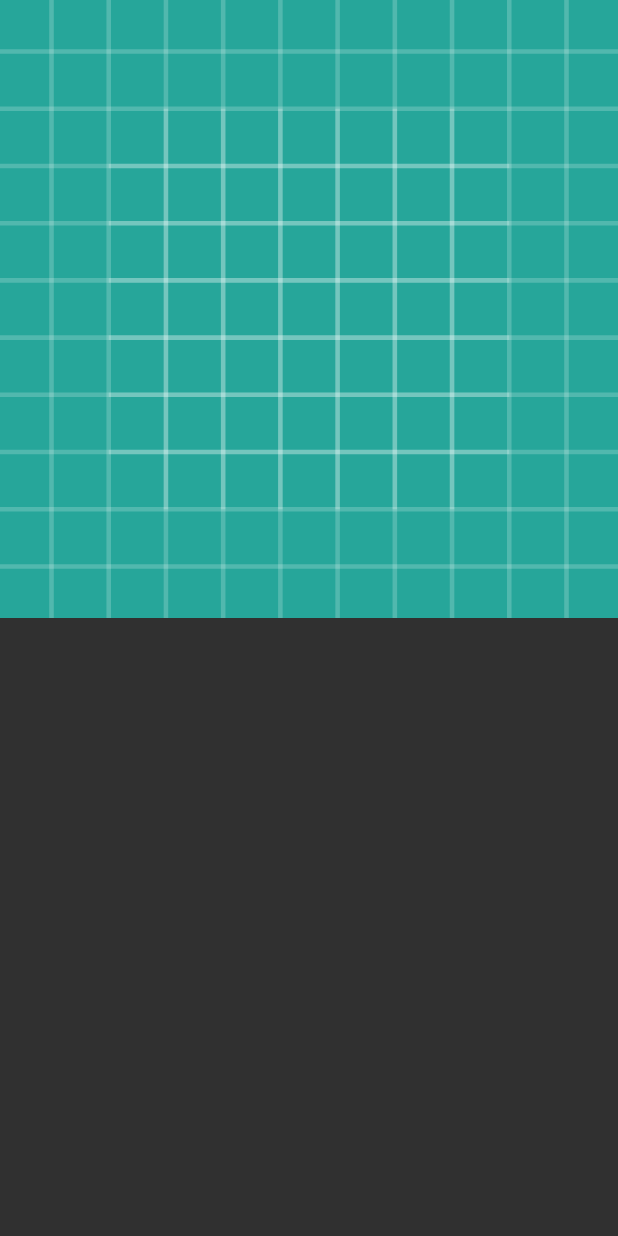
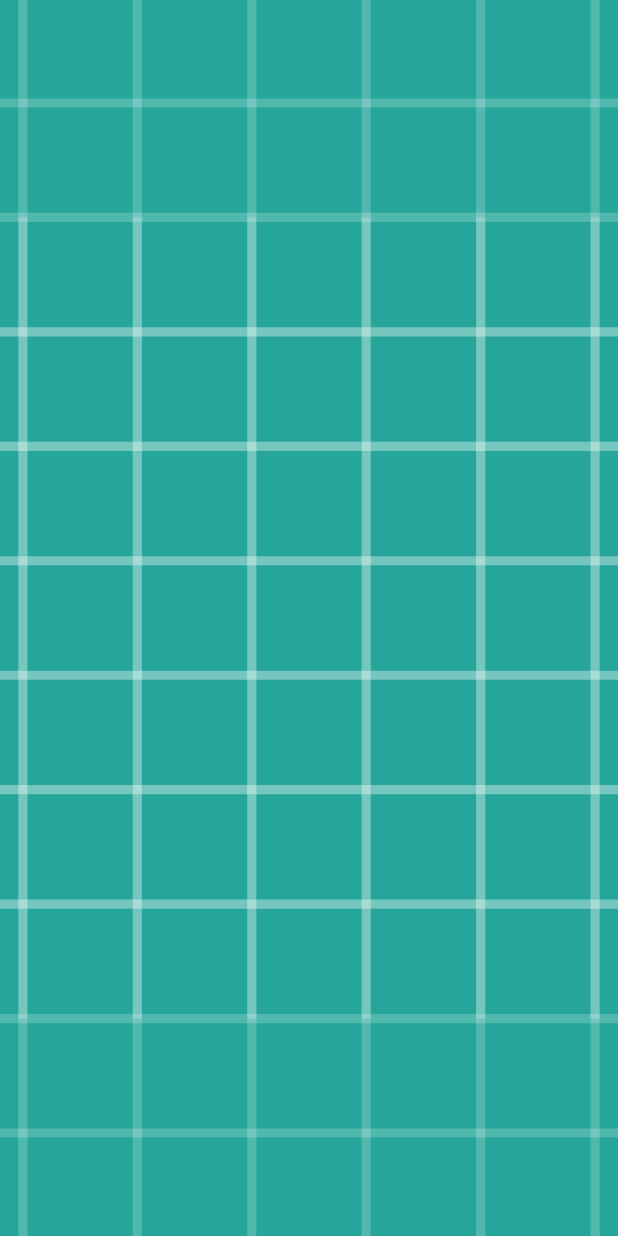
Before and after one commit to disney50/CameraApp, an Android app: the layout gallery_item.xml on its own in the app's theme, with its tools: preview values and no code run, on a phone screen of 412 x 824 dp. Run offline under Robolectric (Android 15) with nearby library versions, the phone set to English and light mode, and no system bars.

Commit message:
first commit

```diff
--- a/app/src/main/AndroidManifest.xml
+++ b/app/src/main/AndroidManifest.xml
@@ -15,7 +15,8 @@
         android:roundIcon="@mipmap/ic_launcher_round"
         android:supportsRtl="true"
         android:theme="@style/Theme.AppCompat">
-        <activity android:name=".MainActivity"
+        <activity
+            android:name=".MainActivity"
             android:theme="@style/Theme.AppCompat.NoActionBar">
             <intent-filter>
                 <action android:name="android.intent.action.MAIN" />
@@ -24,6 +25,7 @@
             </intent-filter>
         </activity>
         <activity android:name=".GalleryActivity" />
+        <activity android:name=".ImageActivity"></activity>
     </application>
 
 </manifest>
--- a/app/src/main/res/layout/activity_main.xml
+++ b/app/src/main/res/layout/activity_main.xml
@@ -25,7 +25,6 @@
         android:layout_height="85dp"
         android:layout_alignParentBottom="true"
         android:layout_marginBottom="1dp"
-        android:layout_alignParentStart="true"
         android:layout_marginStart="2dp"
         android:scaleType="centerCrop"/>
 
--- a/app/src/main/res/layout/gallery_item.xml
+++ b/app/src/main/res/layout/gallery_item.xml
@@ -6,10 +6,10 @@
 
     <ImageView
         android:id="@+id/image_thumbnail"
-        android:layout_width="fill_parent"
-        android:layout_height="wrap_content"
+        android:layout_width="match_parent"
+        android:layout_height="match_parent"
         android:adjustViewBounds="true"
-        android:scaleType="centerCrop"
-        android:src="@drawable/ic_launcher_background" />
+        android:src="@drawable/ic_launcher_background"
+        android:scaleType="centerCrop" />
 
 </FrameLayout>
```
Also changed, not shown: app/src/main/java/com/example/gelie/cameraapp/GalleryActivity.java (+13 -0 lines), app/src/main/java/com/example/gelie/cameraapp/ImageActivity.java (added, +29 -0 lines), app/src/main/res/layout/activity_image.xml (added, +16 -0 lines), 22 other files.
